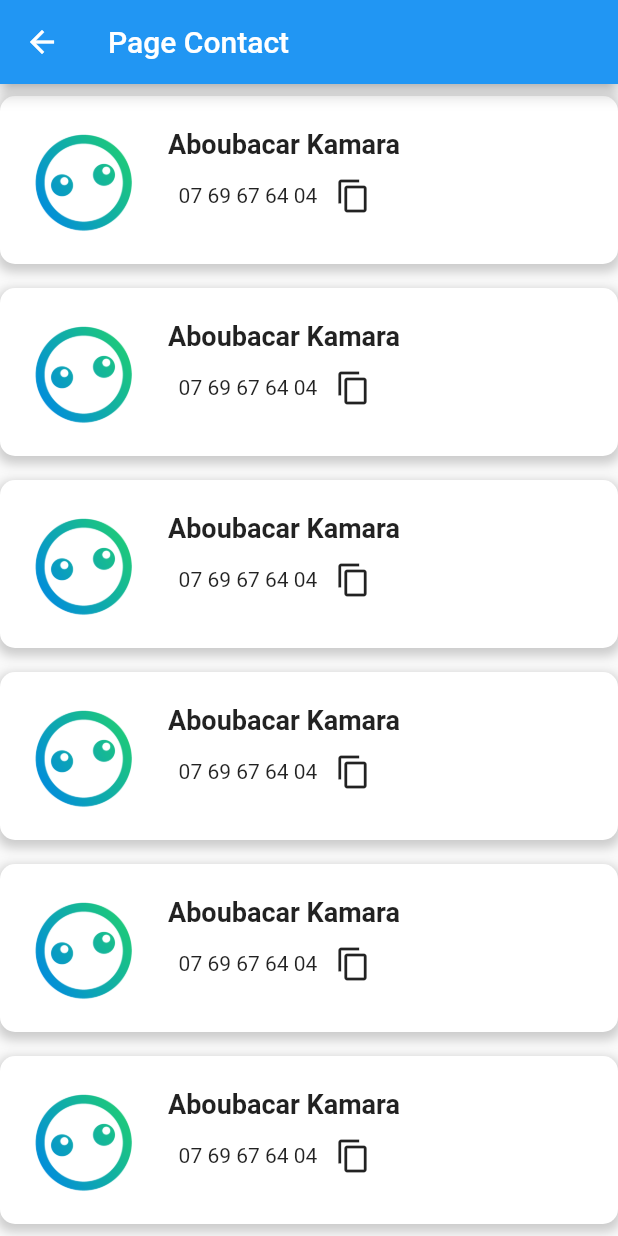
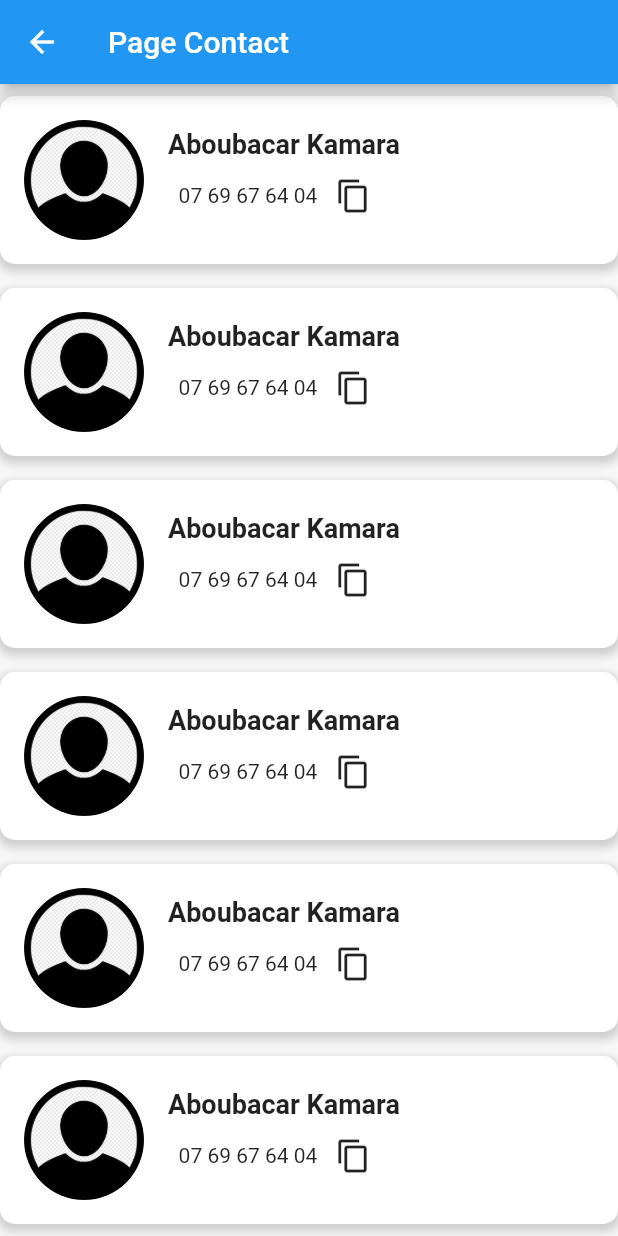
Before and after one commit to AboubacarKamara/ma_petite_planete_demo, a Flutter app: the screen it shows after launch, after a tap on "Page contact", on a phone screen of 412 x 824 dp. Run offline on Flutter 3.47's test engine with Material 2 defaults, Android fonts, the phone set to English and light mode, and no system bars; our stand-ins replace fluttertoast.

Commit message:
style page accueil

```diff
--- a/lib/Page/pageContact.dart
+++ b/lib/Page/pageContact.dart
@@ -61,7 +61,7 @@ class PageContactWidget extends State<PageContact> {
               decoration: const BoxDecoration(
                 shape: BoxShape.circle,
                 image: DecorationImage(
-                  image: AssetImage('assets/logo_mpp.png'),
+                  image: AssetImage('assets/user.png'),
                   fit: BoxFit.cover,
                 ),
               ),
--- a/lib/main.dart
+++ b/lib/main.dart
@@ -48,12 +48,25 @@ class _MyHomePageState extends State<MyHomePage> {
       ),
       body: Center(
         child: Column(
-          mainAxisAlignment: MainAxisAlignment.center,
+          mainAxisAlignment: MainAxisAlignment.start,
           children: <Widget>[
+            Image.asset(
+              "assets/logo_mpp.png",
+              height: 500,
+            ),
             ElevatedButton.icon(
-              icon:  const Icon(Icons.contact_page),
+              icon: const Icon(Icons.contact_page),
               onPressed: redirect,
-              label: const Text("Page contact")
+              label: const Text(
+                "Page contact",
+                style: TextStyle(fontSize: 16),
+              ),
+              style: ElevatedButton.styleFrom(
+                shape: RoundedRectangleBorder(
+                  borderRadius: BorderRadius.circular(10),
+                ),
+                padding: const EdgeInsets.symmetric(vertical: 12, horizontal: 16),
+              ),
             )
           ],
         ),
--- a/pubspec.yaml
+++ b/pubspec.yaml
@@ -63,6 +63,7 @@ flutter:
   uses-material-design: true
   assets:
     - assets/logo_mpp.png
+    - assets/user.png
 
   # To add assets to your application, add an assets section, like this:
   # assets:
```
Also changed, not shown: assets/user.png (added).
